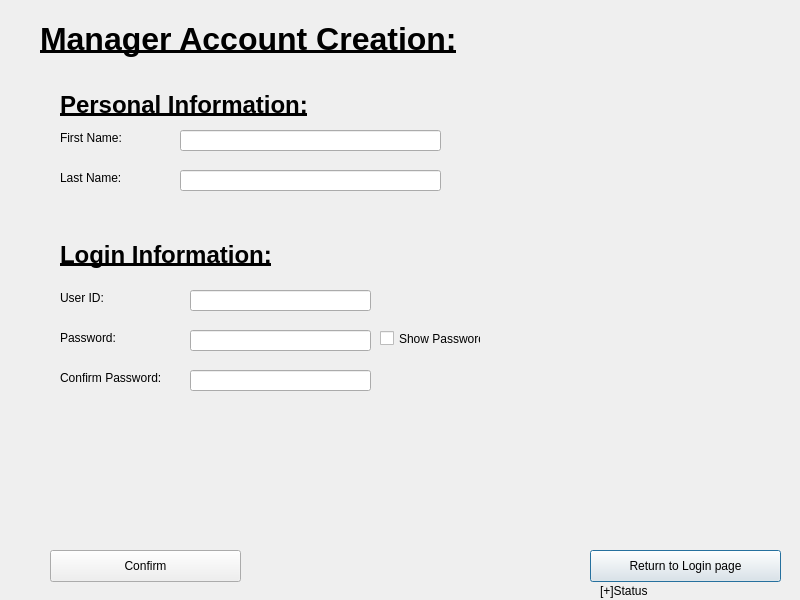
Above: Project2/managercreate.ui from tdragon00/CS1C_Project_2 before the change. Below: the same form after it.
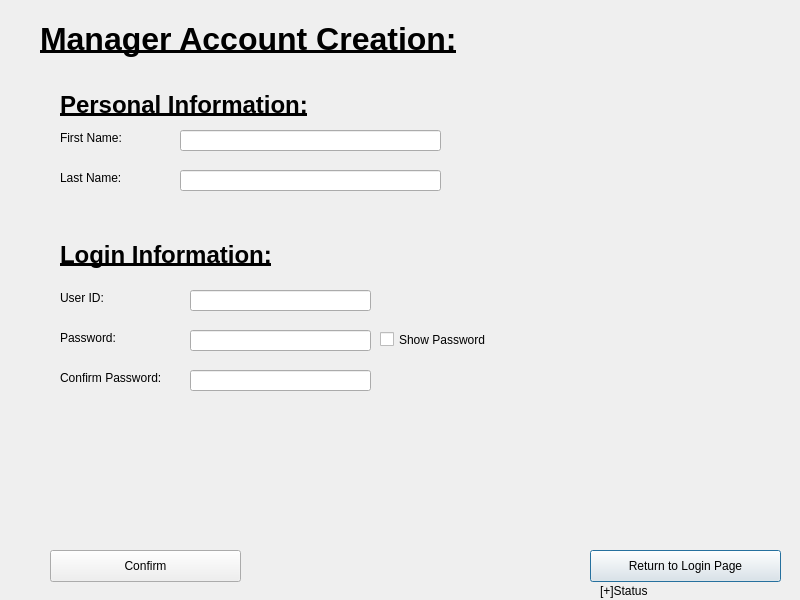
That is the form after the change.

What changed in the file:
```diff
--- a/Project2/managercreate.ui
+++ b/Project2/managercreate.ui
@@ -23,7 +23,7 @@
     </rect>
    </property>
    <property name="text">
-    <string>Return to Login page</string>
+    <string>Return to Login Page</string>
    </property>
   </widget>
   <widget class="QLabel" name="label_last">
@@ -217,8 +217,8 @@
     <rect>
      <x>380</x>
      <y>330</y>
-     <width>101</width>
-     <height>17</height>
+     <width>127</width>
+     <height>19</height>
     </rect>
    </property>
    <property name="text">
```
